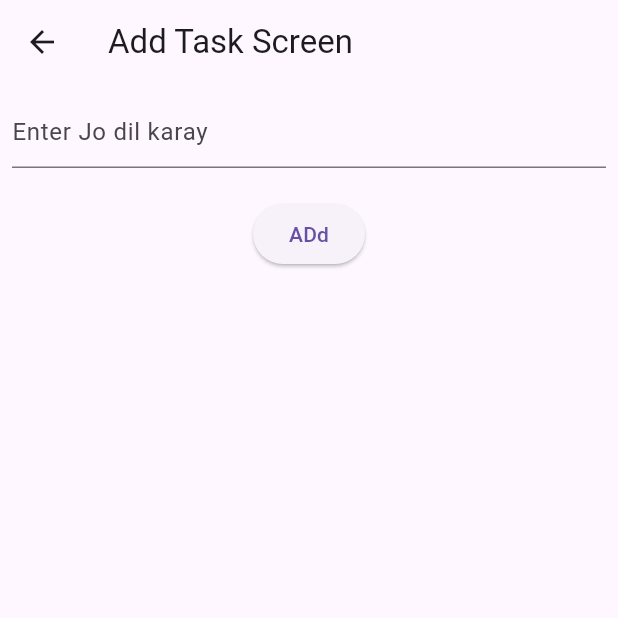
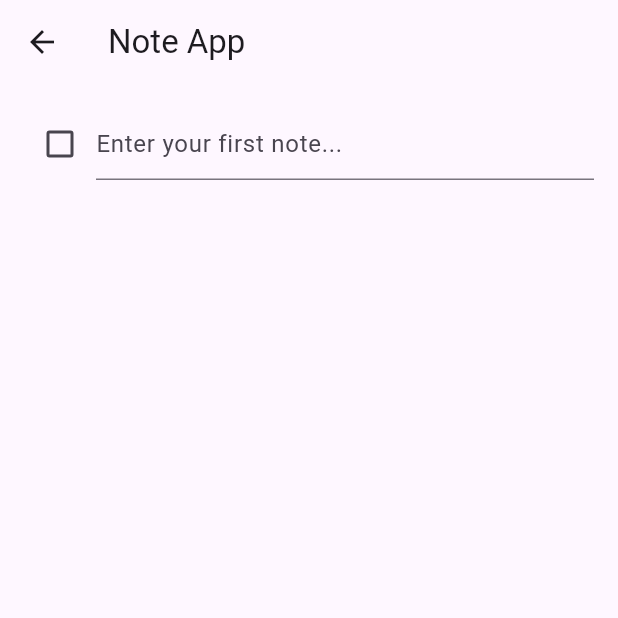
Before and after one commit to Ruhan130/ProvidersExample, a Flutter app: the NoteappView screen opened directly, after a tap on the "add" icon, on a phone screen of 412 x 824 dp, the top half of it. Run offline on Flutter 3.47's test engine with Material 3 defaults, Android fonts, the phone set to English and light mode, and no system bars; statements that could not run were skipped.

Commit message:
Some Changes and example off Add task fature

```diff
--- /dev/null
+++ b/lib/Model/prac2Model.dart
@@ -0,0 +1,6 @@
+class NoteItem {
+  String text;
+  bool isChecked;
+
+  NoteItem({required this.text, this.isChecked = false});
+}
--- a/lib/NoteApp/AddTaskScreen.dart
+++ b/lib/NoteApp/AddTaskScreen.dart
@@ -1,41 +1,75 @@
 import 'package:flutter/material.dart';
-import 'package:project/Model/Note.dart';
-import 'package:project/NoteApp/NoteAppScreen.dart';
-import 'package:project/main.dart';
-import 'package:project/provider/NoteProvider.dart';
-import 'package:provider/provider.dart';
 
-class Addtaskscreen extends StatelessWidget {
-  Addtaskscreen({super.key});
+class NoteScreen extends StatefulWidget {
+  @override
+  _NoteScreenState createState() => _NoteScreenState();
+}
 
-  final controller = TextEditingController();
+class _NoteScreenState extends State<NoteScreen> {
+  final List<Widget> _noteItems = [];
+  final TextEditingController _controller = TextEditingController();
+
+  void _addNewLine() {
+    setState(() {
+      _noteItems.add(
+        Row(
+          children: [
+            Checkbox(
+              value: false,
+              onChanged: (value) {
+                // Handle checkbox toggle
+              },
+            ),
+            Expanded(
+              child: TextField(
+                decoration: InputDecoration(
+                  hintText: 'Enter text here...',
+                  border: InputBorder.none,
+                ),
+              ),
+            ),
+          ],
+        ),
+      );
+    });
+  }
+
   @override
   Widget build(BuildContext context) {
     return Scaffold(
       appBar: AppBar(
-        title: Text("Add Task Screen"),
+        title: Text('Note App'),
       ),
       body: Padding(
-        padding: const EdgeInsets.all(8.0),
+        padding: const EdgeInsets.all(16.0),
         child: Column(
           children: [
-            TextField(
-              controller: controller,
-              decoration: InputDecoration(hintText: "Enter Jo dil karay"),
+            Row(
+              children: [
+                Checkbox(
+                  value: false,
+                  onChanged: (value) {
+                    // Handle checkbox toggle
+                  },
+                ),
+                Expanded(
+                  child: TextField(
+                    controller: _controller,
+                    decoration: InputDecoration(
+                      hintText: 'Enter your first note...',
+                    ),
+                    onSubmitted: (value) {
+                      _controller.clear();
+                      _addNewLine();
+                    },
+                  ),
+                ),
+              ],
             ),
-            SizedBox(
-              height: 20,
-            ),
-            ElevatedButton(
-              onPressed: () {
-                 if (controller.text.isNotEmpty) {
-                context.read<Noteprovider>().addTask(
-                  Note(tittle: controller.text)
-                );
-              }
-                controller.clear(); // Clear the text field after adding the task
-              },
-              child: Text("ADd"),
+            Expanded(
+              child: ListView(
+                children: _noteItems,
+              ),
             ),
           ],
         ),
--- a/lib/NoteApp/NoteAppScreen.dart
+++ b/lib/NoteApp/NoteAppScreen.dart
@@ -43,7 +43,7 @@ class _NoteappViewState extends State<NoteappView> {
           Navigator.push(
             context,
             MaterialPageRoute(
-              builder: (context) => Addtaskscreen(),
+              builder: (context) => NoteScreen(),
             ),
           );
 
```
Also changed, not shown: lib/NoteApp/NoteProvider.dart (added, +30 -0 lines), lib/NoteApp/prac2.dart (added, +62 -0 lines), lib/main.dart (+10 -3 lines), flutter_01.png (added), 1 other file.
